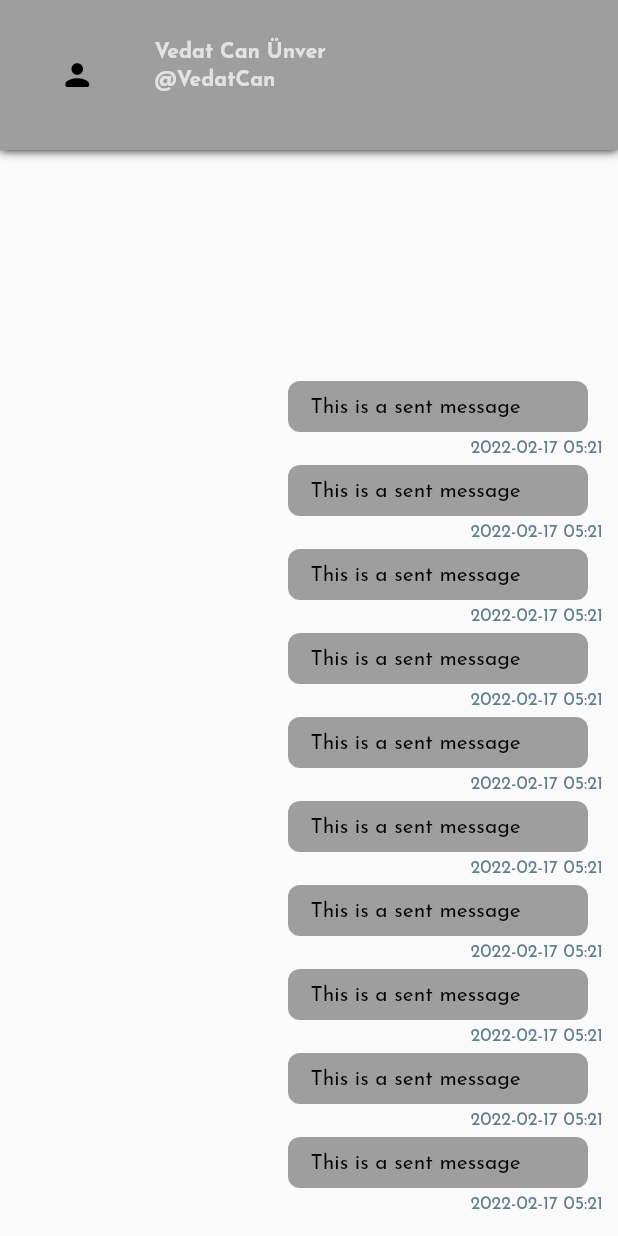
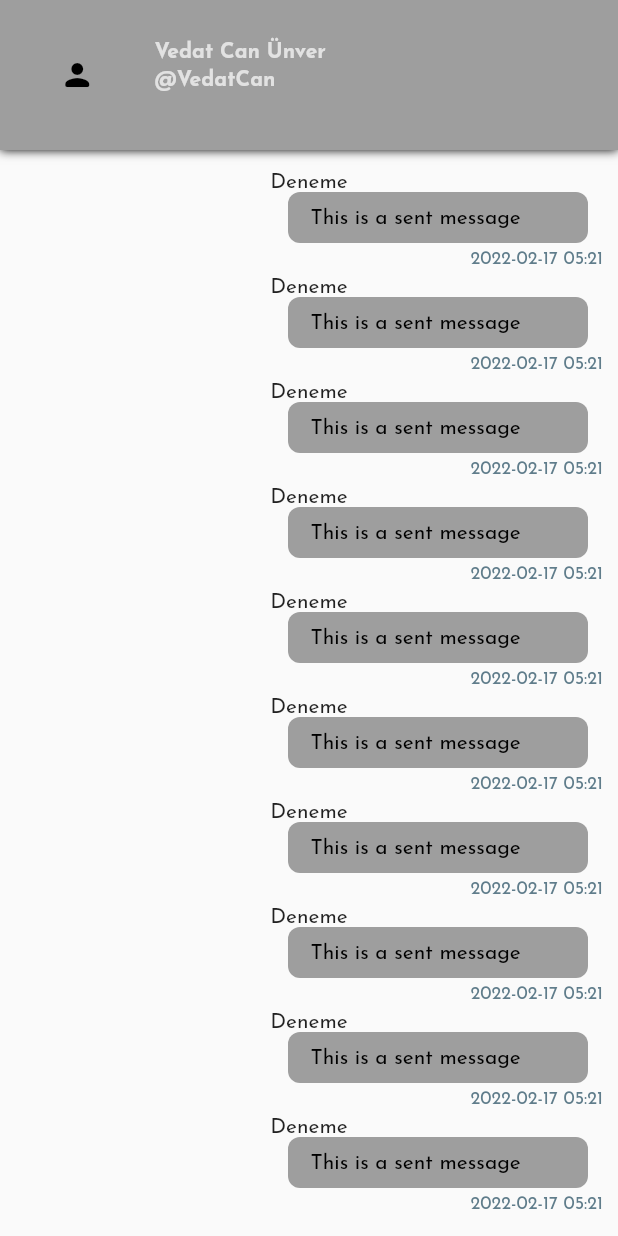
Before and after one commit to berkayyoral/isimsiz, a Flutter app: the Chat screen opened by its route, on a phone screen of 412 x 824 dp. Run offline on Flutter 3.47's test engine with Material 2 defaults, Android fonts, the phone set to English and light mode, and no system bars; our stand-ins replace font_awesome_flutter, google_fonts, image_picker.

Commit message:
Update ChatItemWidget.dart

```diff
--- a/lib/widgets/Chat/ChatItemWidget.dart
+++ b/lib/widgets/Chat/ChatItemWidget.dart
@@ -51,7 +51,9 @@ class ChatItemWidget extends StatelessWidget {
       );
     } else {
       return Container(
-        child: Column(),
+        child: Column(
+          children: [Text('Deneme')],
+        ),
       );
     }
   }
```
